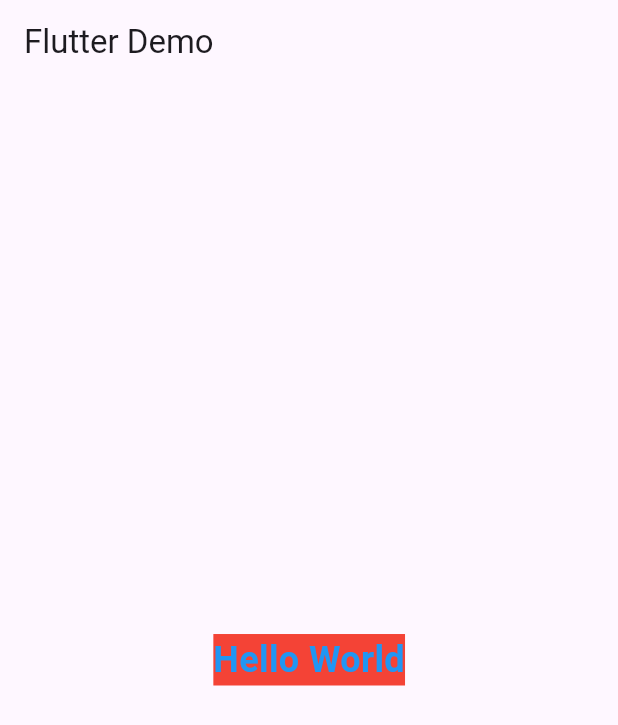
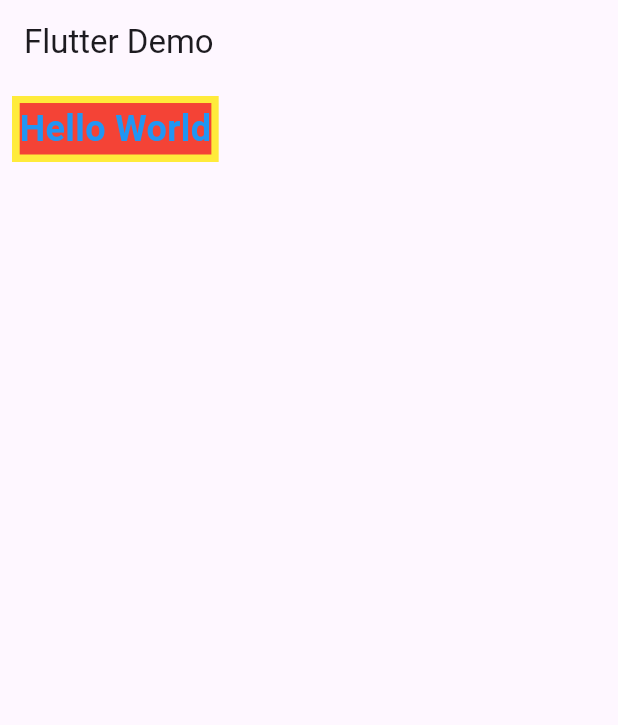
Before and after one commit to adimerpaul/fluuterText, a Flutter app: the screen it shows after launch, on a phone screen of 412 x 824 dp. Shown: the top 725 px of the screen. Run offline on Flutter 3.47's test engine with Material 3 defaults, Android fonts, the phone set to English and light mode, and no system bars.

Commit message:
Colocado de Container a un text

```diff
--- a/lib/main.dart
+++ b/lib/main.dart
@@ -23,7 +23,10 @@ class _MyAppState extends State<MyApp> {
         appBar: AppBar(
           title: const Text('Flutter Demo'),
         ),
-        body: const Center(
+        body: Container(
+          padding: EdgeInsets.all(5),
+          margin: EdgeInsets.all(8),
+          color: Colors.yellow,
           child: Text(
             'Hello World',
             style: TextStyle(
```
